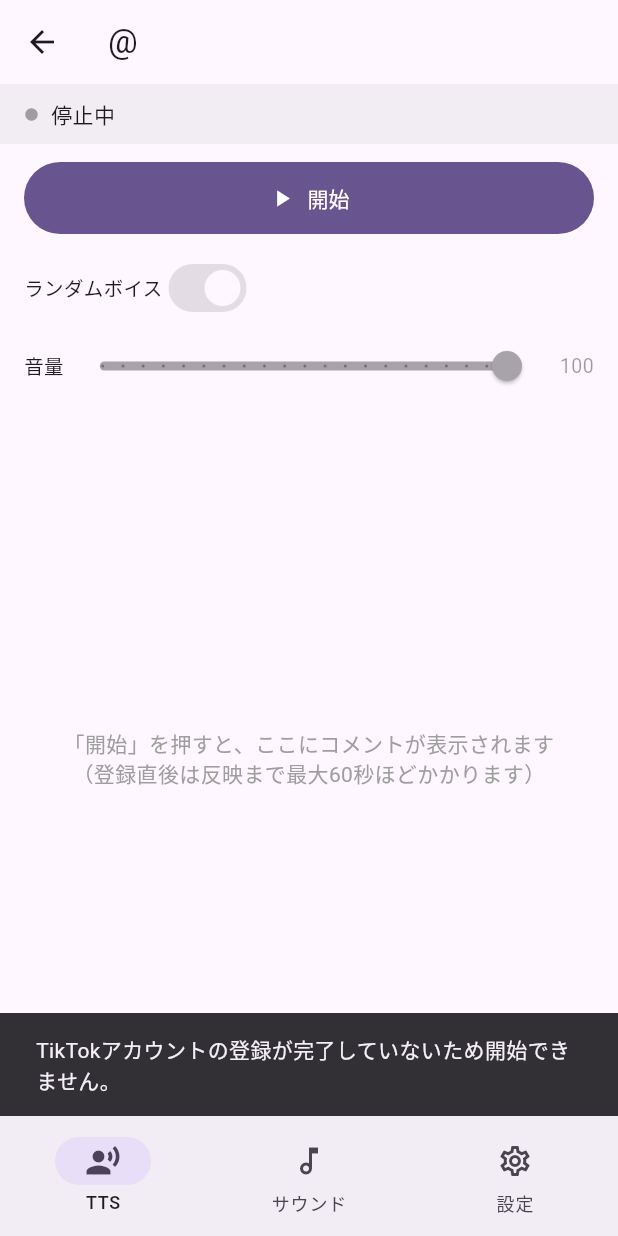
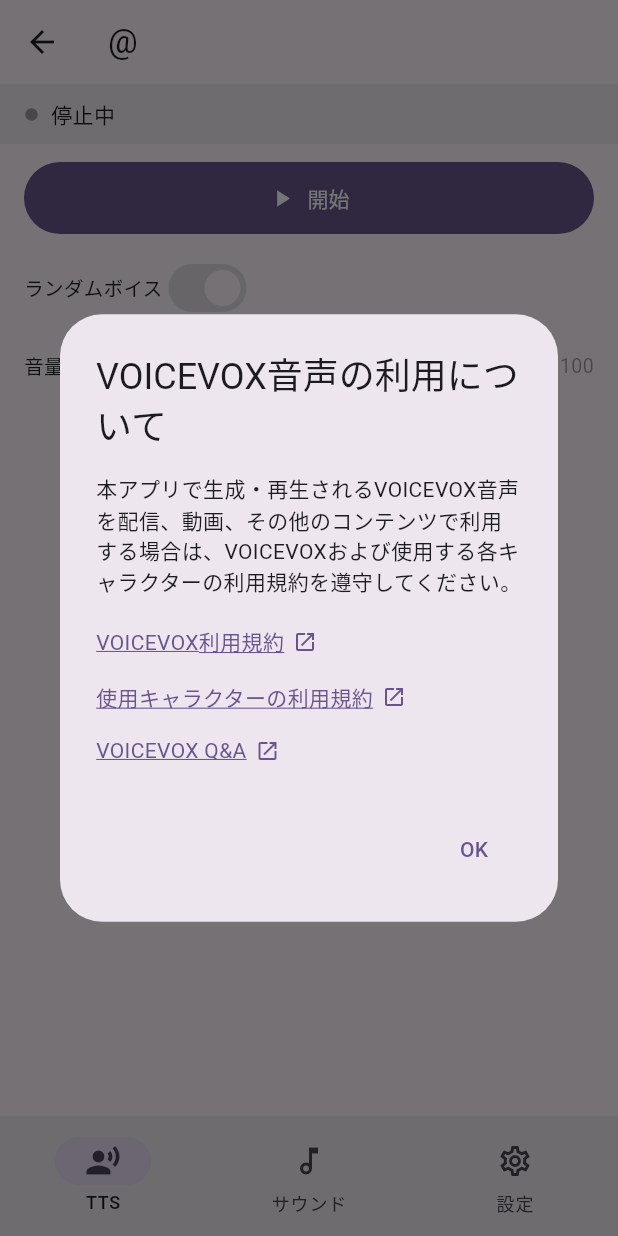
Before and after one commit to graphica-live/live-sidestage, a Flutter app: the HomeScreen screen opened directly, after a tap on "開始", on a phone screen of 412 x 824 dp. Run offline on Flutter 3.47's test engine with Material 3 defaults, Android fonts, the phone set to English and light mode, and no system bars; our stand-ins replace audioplayers, file_picker, flutter_secure_storage, google_sign_in, sign_in_with_apple, socket_io_client; missing offline and left inert: flutter_foreground_task, voicevox_core; accounts and stored records are empty; statements that could not run were skipped.

Commit message:
feat: モバイルの設定にVOICEVOX利用規約を追加し、初回の読み上げ開始でも案内する
設定のログアウトの上に「VOICEVOX利用規約」を置き、押すと二次利用時の注意と
公式の3リンク（利用規約 / キャラクター一覧 / Q&A）を出す。同じ案内を初回の
読み上げ開始でも1度だけ出し、見せたことを端末へ記録して2回目以降は出さない。

Co-Authored-By: Claude Opus 5 <noreply@anthropic.com>

```diff
--- a/live-sidestage-mobile/lib/screens/home_screen.dart
+++ b/live-sidestage-mobile/lib/screens/home_screen.dart
@@ -13,6 +13,7 @@ import '../models/comment.dart';
 import 'tabs/settings_tab.dart';
 import 'tabs/sound_tab.dart';
 import 'tabs/tts_tab.dart';
+import 'widgets/voicevox_terms.dart';
 
 /// 背景Isolateから届く読み上げ状態。
 class SpeechState {
@@ -135,6 +136,15 @@ class _HomeScreenState extends State<HomeScreen> {
   /// 操作されると、両方が「サービスは止まっている」と判断して二重に起動しうる。
   Future<void> _toggleFeature({required bool isTts, required bool enable}) async {
     if (_serviceBusy) return;
+
+    // 読み上げを初めて開始するときだけ VOICEVOX の利用条件を出す。モーダルなので
+    // この間に他の操作は入らない。_serviceBusy を立てる前に出すのは、読んでいる間
+    // 開始ボタンを「処理中」に見せないため。
+    if (isTts && enable) {
+      await showVoicevoxTermsDialogOnce(context);
+      if (!mounted) return;
+    }
+
     setState(() => _serviceBusy = true);
 
     // context は最初の await より前に読んでおく。await をまたいで触ると、
--- a/live-sidestage-mobile/lib/screens/tabs/settings_tab.dart
+++ b/live-sidestage-mobile/lib/screens/tabs/settings_tab.dart
@@ -5,6 +5,7 @@ import '../../core/app_config_store.dart';
 import '../../core/session_controller.dart';
 import '../../models/auth_session.dart';
 import '../home_screen.dart' show SpeechState;
+import '../widgets/voicevox_terms.dart';
 
 class SettingsTab extends StatelessWidget {
   const SettingsTab({
@@ -63,6 +64,11 @@ class SettingsTab extends StatelessWidget {
             subtitle: Text(session.userEmail),
           ),
         ListTile(
+          leading: const Icon(Icons.description_outlined),
+          title: const Text('VOICEVOX利用規約'),
+          onTap: () => showVoicevoxTermsDialog(context),
+        ),
+        ListTile(
           leading: const Icon(Icons.logout, color: Colors.red),
           title: const Text('ログアウト', style: TextStyle(color: Colors.red)),
           onTap: () async {
--- /dev/null
+++ b/live-sidestage-mobile/lib/screens/widgets/voicevox_terms.dart
@@ -0,0 +1,121 @@
+import 'package:flutter/material.dart';
+import 'package:flutter_foreground_task/flutter_foreground_task.dart';
+import 'package:url_launcher/url_launcher.dart';
+
+/// VOICEVOX 本体（ソフトウェア）の利用規約。
+const String voicevoxTermsUrl = 'https://voicevox.hiroshiba.jp/term/';
+
+/// キャラクターごとの規約は配布元がばらばらで、1枚のページにまとまっていない。
+/// 公式サイトのキャラクター一覧が各規約への入口なので、そのセクションへ直接送る。
+const String voicevoxCharacterTermsUrl = 'https://voicevox.hiroshiba.jp/#characters';
+
+const String voicevoxQaUrl = 'https://voicevox.hiroshiba.jp/qa/';
+
+/// 「利用条件をすでに提示したか」の記録。
+///
+/// 設定と違って背景 Isolate は参照しないが、保存先は [FlutterForegroundTask] の
+/// ストレージに揃える（このアプリの永続化はすべてここに集約されている）。
+const String voicevoxTermsAckStorageKey = 'voicevoxTermsAcknowledged';
+
+/// VOICEVOX 音声を二次利用するときの注意とリンクを出す。
+///
+/// [dismissible] を false にすると OK を押すまで閉じられない。初回提示で使う。
+Future<void> showVoicevoxTermsDialog(BuildContext context, {bool dismissible = true}) {
+  return showDialog<void>(
+    context: context,
+    barrierDismissible: dismissible,
+    builder: (context) => AlertDialog(
+      title: const Text('VOICEVOX音声の利用について'),
+      // 小さい画面・大きい文字設定でも本文とリンクが切れないようスクロールさせる。
+      content: SingleChildScrollView(
+        child: Column(
+          mainAxisSize: MainAxisSize.min,
+          crossAxisAlignment: CrossAxisAlignment.start,
+          children: const [
+            Text(
+              '本アプリで生成・再生されるVOICEVOX音声を配信、動画、その他のコンテンツで'
+              '利用する場合は、VOICEVOXおよび使用する各キャラクターの利用規約を'
+              '遵守してください。',
+            ),
+            SizedBox(height: 12),
+            // 3本を横一列にすると端末幅で折り返し、区切り記号だけが行末に残って
+            // 読みにくい。1行1リンクで縦に積む。
+            _TermsLink(label: 'VOICEVOX利用規約', url: voicevoxTermsUrl),
+            _TermsLink(label: '使用キャラクターの利用規約', url: voicevoxCharacterTermsUrl),
+            _TermsLink(label: 'VOICEVOX Q&A', url: voicevoxQaUrl),
+          ],
+        ),
+      ),
+      actions: [
+        TextButton(
+          onPressed: () => Navigator.of(context).pop(),
+          child: const Text('OK'),
+        ),
+      ],
+    ),
+  );
+}
+
+/// 初回だけ [showVoicevoxTermsDialog] を出す。2回目以降は何もしない。
+///
+/// 表示できたことを確認してから記録する（提示前にアプリが落ちたら次回また出す）。
+Future<void> showVoicevoxTermsDialogOnce(BuildContext context) async {
+  final acknowledged =
+      await FlutterForegroundTask.getData<bool>(key: voicevoxTermsAckStorageKey) ?? false;
+  if (acknowledged || !context.mounted) return;
+
+  await showVoicevoxTermsDialog(context, dismissible: false);
+  await FlutterForegroundTask.saveData(key: voicevoxTermsAckStorageKey, value: true);
+}
+
+class _TermsLink extends StatelessWidget {
+  const _TermsLink({required this.label, required this.url});
+
+  final String label;
+  final String url;
+
+  @override
+  Widget build(BuildContext context) {
+    final color = Theme.of(context).colorScheme.primary;
+    return InkWell(
+      onTap: () => _openUrl(context, url),
+      child: Padding(
+        // 文字のままだとタップ領域が細すぎるので少しだけ広げる。
+        padding: const EdgeInsets.symmetric(vertical: 8),
+        child: Row(
+          mainAxisSize: MainAxisSize.min,
+          children: [
+            Flexible(
+              child: Text(
+                label,
+                style: TextStyle(
+                  color: color,
+                  decoration: TextDecoration.underline,
+                  decorationColor: color,
+                ),
+              ),
+            ),
+            const SizedBox(width: 6),
+            // 外部ブラウザで開くことを示す。
+            Icon(Icons.open_in_new, size: 16, color: color),
+          ],
+        ),
+      ),
+    );
+  }
+}
+
+Future<void> _openUrl(BuildContext context, String url) async {
+  // await をまたいで context を触らないよう、先に取っておく。
+  final messenger = ScaffoldMessenger.of(context);
+  final uri = Uri.parse(url);
+  var opened = false;
+  try {
+    // アプリ内 WebView にはしない（規約は元サイトで読んでもらう）。
+    opened = await launchUrl(uri, mode: LaunchMode.externalApplication);
+  } catch (_) {
+    opened = false;
+  }
+  if (opened) return;
+  messenger.showSnackBar(SnackBar(content: Text('$uri を開けませんでした。')));
+}
```
Also changed, not shown: 1 other file.
